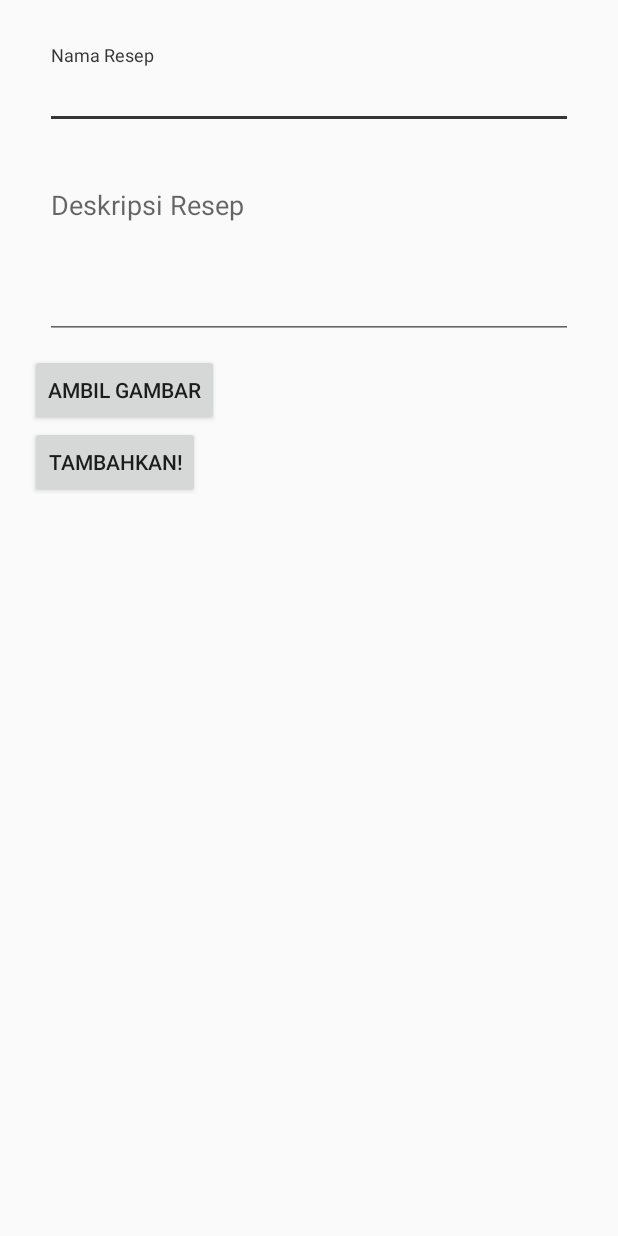
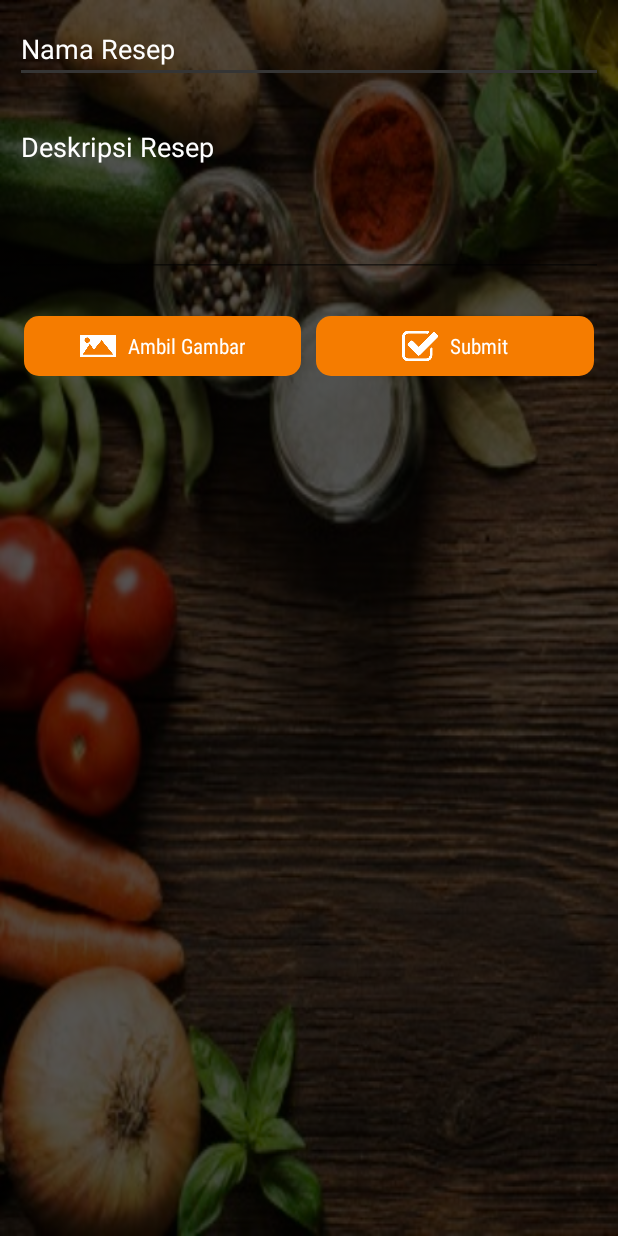
Before and after one commit to CodeMargonda/Resep-Ku, an Android app: the layout activity_ubah_resep.xml on its own in the app's theme, with its tools: preview values and no code run, on a phone screen of 412 x 824 dp. Run offline under Robolectric (Android 15) with nearby library versions, the phone set to English and light mode, and no system bars.

Commit message:
perubahan pada layout login dan ubah resep. tinggal backgroundTint nya saja yang masih belum benar. dan tolong dicek lagi penempatan id nya takut ada yg salah setelah perubahan layout

```diff
--- a/app/build.gradle
+++ b/app/build.gradle
@@ -2,7 +2,7 @@ apply plugin: 'com.android.application'
 
 android {
     compileSdkVersion 24
-    buildToolsVersion "24.0.2"
+    buildToolsVersion "24.0.1"
 
     defaultConfig {
         applicationId "com.codemargonda.resepmama"
--- a/app/src/main/res/layout/activity_ubah_resep.xml
+++ b/app/src/main/res/layout/activity_ubah_resep.xml
@@ -2,53 +2,108 @@
 <LinearLayout xmlns:android="http://schemas.android.com/apk/res/android"
     android:layout_width="match_parent"
     android:layout_height="match_parent"
-    android:layout_margin="20dp"
-    android:orientation="vertical">
-    <android.support.design.widget.TextInputLayout
+    android:orientation="vertical"
+    android:background="@drawable/bg_food">
+    <LinearLayout
         android:layout_width="match_parent"
-        android:layout_margin="10dp"
-        android:layout_height="wrap_content">
+        android:layout_height="match_parent"
+        android:orientation="vertical"
+        android:background="#AA000000">
+
+    <!--<android.support.design.widget.TextInputLayout-->
+        <!--android:layout_width="match_parent"-->
+        <!--android:layout_height="wrap_content"-->
+        <!--android:layout_margin="10dp">-->
+
         <EditText
+            android:id="@+id/etNama"
             android:layout_width="match_parent"
             android:layout_height="wrap_content"
-        android:id="@+id/etNama"
-        android:hint="Nama Resep"/>
-    </android.support.design.widget.TextInputLayout>
-    <android.support.design.widget.TextInputLayout
-        android:layout_width="match_parent"
-        android:layout_margin="10dp"
-        android:layout_height="wrap_content">
+            android:textColor="#fff"
+            android:textColorHint="#fff"
+            android:hint="Nama Resep"
+            android:layout_margin="10dp"/>
+    <!--</android.support.design.widget.TextInputLayout>-->
+
+    <!--<android.support.design.widget.TextInputLayout-->
+        <!--android:layout_width="match_parent"-->
+        <!--android:layout_height="wrap_content"-->
+        <!--android:layout_margin="10dp">-->
+
         <EditText
-        android:gravity="top"
+            android:id="@+id/etDeskripsi"
             android:layout_width="match_parent"
             android:layout_height="wrap_content"
-        android:id="@+id/etDeskripsi"
+            android:gravity="top"
+            android:textColorHint="#fff"
+            android:textColor="#fff"
+            android:hint="Deskripsi Resep"
             android:lines="4"
-        android:hint="Deskripsi Resep"/>
-    </android.support.design.widget.TextInputLayout>
+            android:layout_margin="10dp"/>
+    <!--</android.support.design.widget.TextInputLayout>-->
 
+    <ImageView
+        android:id="@+id/imgGambar"
+        android:layout_width="wrap_content"
+        android:layout_height="wrap_content"
+        android:layout_gravity="center_horizontal" />
 
     <LinearLayout
-        android:orientation="vertical"
         android:layout_width="match_parent"
-        android:layout_height="wrap_content">
+        android:layout_height="wrap_content"
+        android:gravity="center"
+        android:orientation="horizontal"
+        android:layout_margin="16dp">
 
-        <Button
+        <LinearLayout
+            android:id="@+id/bGambar"
+            android:layout_width="0dp"
+            android:layout_height="wrap_content"
+            android:layout_marginRight="10dp"
+            android:layout_weight="1"
+            android:background="@drawable/shape_btn"
+            android:gravity="center"
+            android:orientation="horizontal"
+            android:padding="8dp">
+
+            <ImageView
+                android:layout_width="24dp"
+                android:layout_height="24dp"
+                android:src="@drawable/gallery_icon" />
+
+            <TextView
                 android:layout_width="wrap_content"
                 android:layout_height="wrap_content"
+                android:layout_marginLeft="8dp"
+                android:fontFamily="sans-serif-condensed"
                 android:text="Ambil Gambar"
-            android:id="@+id/bGambar" />
+                android:textColor="#fff" />
+        </LinearLayout>
+
+        <LinearLayout
+            android:id="@+id/bTambah"
+            android:layout_width="0dp"
+            android:layout_height="wrap_content"
+            android:layout_weight="1"
+            android:background="@drawable/shape_btn"
+            android:gravity="center"
+            android:orientation="horizontal"
+            android:padding="8dp">
 
             <ImageView
+                android:layout_width="24dp"
+                android:layout_height="24dp"
+                android:src="@drawable/submit" />
+
+            <TextView
                 android:layout_width="wrap_content"
                 android:layout_height="wrap_content"
-            android:id="@+id/imgGambar"
-            android:layout_gravity="center_horizontal" />
+                android:layout_marginLeft="8dp"
+                android:fontFamily="sans-serif-condensed"
+                android:text="Submit"
+                android:textColor="#fff" />
+        </LinearLayout>
     </LinearLayout>
 
-    <Button
-        android:layout_width="wrap_content"
-        android:layout_height="wrap_content"
-        android:text="Tambahkan!"
-        android:id="@+id/bTambah" />
     </LinearLayout>
+</LinearLayout>
--- a/app/src/main/res/layout/splashscreen.xml
+++ b/app/src/main/res/layout/splashscreen.xml
@@ -9,7 +9,11 @@
         android:layout_width="match_parent"
         android:layout_height="match_parent"
         android:scaleType="centerCrop"
-        android:src="@drawable/bg_splash" />
+        android:src="@drawable/login_bg"/>
+    <ImageView
+        android:layout_width="match_parent"
+        android:layout_height="match_parent"
+        android:background="@color/lightoverlay"/>
 
     <LinearLayout
         android:layout_width="wrap_content"
--- a/app/src/main/res/values/colors.xml
+++ b/app/src/main/res/values/colors.xml
@@ -5,4 +5,7 @@
     <color name="colorAccent">#353535</color>
     <color name="darkoverlay">#b4000000</color>
     <color name="lightoverlay">#b4fafafa</color>
+    <color name="colorLoginStart">#CCF57C00</color>
+    <color name="colorLoginCenter">#AAFF9800</color>
+    <color name="colorLoginEnd">#50FF9800</color>
 </resources>
```
Also changed, not shown: app/src/main/java/com/codemargonda/resepku/TambahResepActivity.java (+54 -54 lines), app/src/main/res/drawable/shape_login.xml (added, +10 -0 lines), app/src/main/res/layout/activity_login.xml (+15 -2 lines), app/src/main/res/layout/activity_tambah_resep.xml (+5 -30 lines), app/src/main/res/drawable/login_bg.jpg (added). Lines whose indentation alone changed are shown as unchanged.
